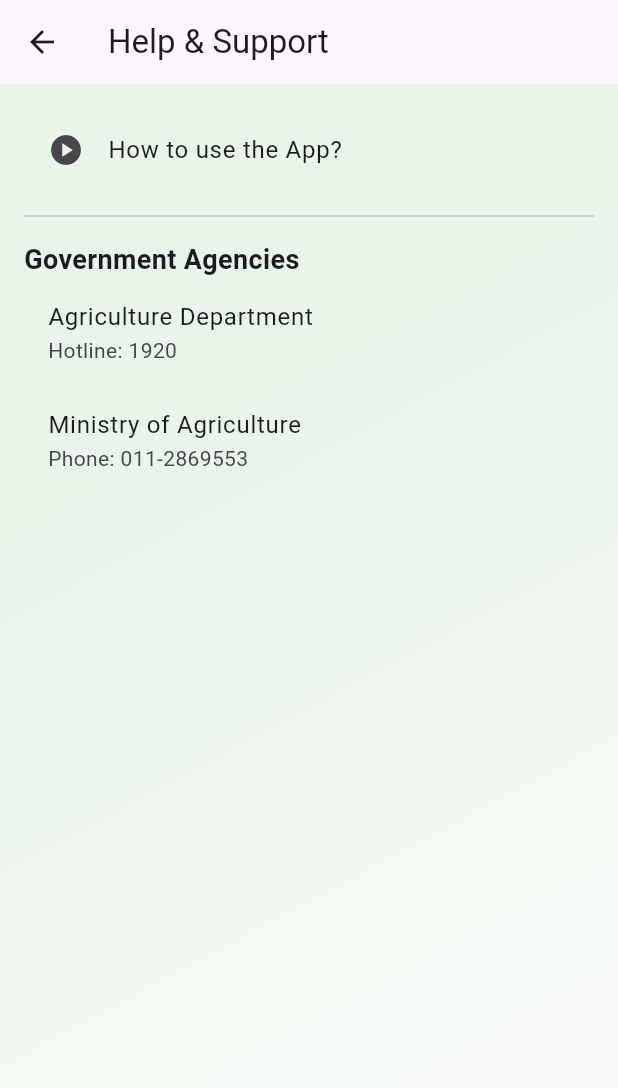
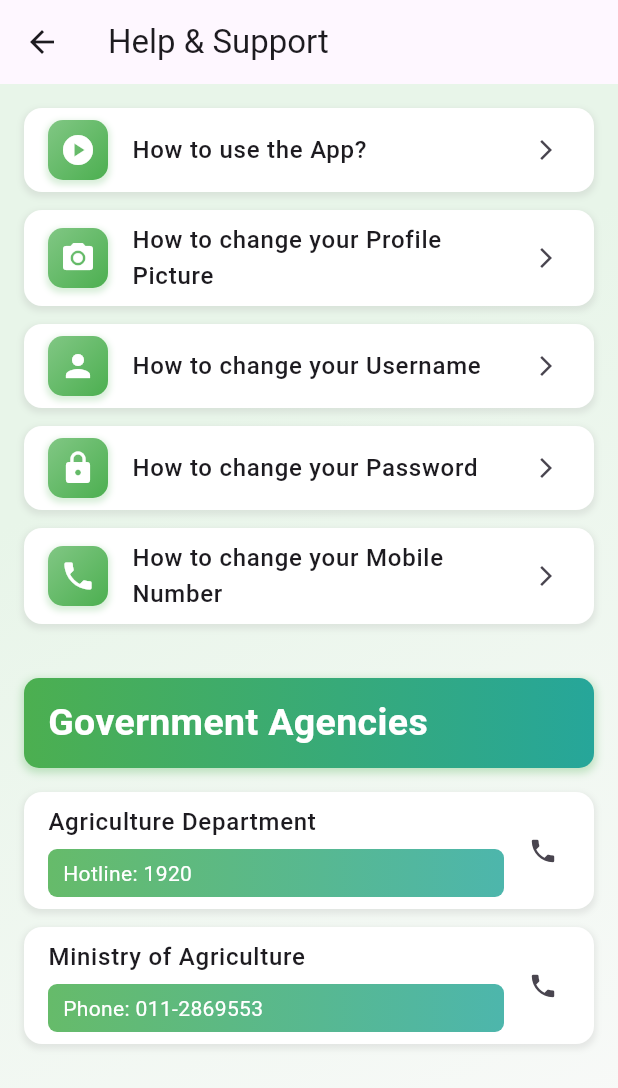
Before and after one commit to Ivan-6332/FreshtrackSL, a Flutter app: the HelpSupportScreen screen opened directly, on a phone screen of 412 x 824 dp. Shown: the top 1088 px of the screen. Run offline on Flutter 3.47's test engine with Material 3 defaults, Android fonts, the phone set to English and light mode, and no system bars; our stand-ins replace flutter_dotenv, flutter_secure_storage, shared_preferences, supabase_flutter; accounts and stored records are empty.

Commit message:
updated help and support tab

```diff
--- a/Frontend/lib/screens/settings/help_support.dart
+++ b/Frontend/lib/screens/settings/help_support.dart
@@ -13,48 +13,81 @@ class HelpSupportScreen extends StatelessWidget {
 
   @override
   Widget build(BuildContext context) {
-    // Added colors from ExploreTab
-    final Color _paleGreen = const Color(0xFFE8F5E9); // Background green
-    final Color _lightBg = const Color(0xFFFAFAFA); // Off-white background
+    // Colors
+    final Color paleGreen = const Color(0xFFE8F5E9); // Background green
+    final Color lightBg = const Color(0xFFFAFAFA); // Off-white background
 
     return Scaffold(
       appBar: AppBar(
         title: const Text('Help & Support'),
       ),
       body: Container(
-        // Added gradient background same as ExploreTab
         decoration: BoxDecoration(
           gradient: LinearGradient(
             begin: Alignment.topLeft,
             end: Alignment.bottomRight,
-            colors: [_paleGreen, _lightBg],
+            colors: [paleGreen, lightBg],
             stops: const [0.3, 1.0],
           ),
         ),
         child: ListView(
           padding: const EdgeInsets.all(16.0),
           children: [
-            ListTile(
-              leading: const Icon(Icons.play_circle),
-              title: const Text('How to use the App?'),
+            _buildHelpItem(
+              context,
+              icon: Icons.play_circle,
+              title: 'How to use the App?',
+              gradientColors: [Colors.green[300]!, Colors.green[500]!],
               onTap: () => _launchURL('https://youtube.com/your-tutorial-video'),
             ),
-            const Divider(height: 32),
-            const Text(
+            _buildHelpItem(
+              context,
+              icon: Icons.photo_camera,
+              title: 'How to change your Profile Picture',
+              gradientColors: [Colors.green[300]!, Colors.green[500]!],
+              onTap: () => _launchURL('https://youtube.com/profile-picture-guide'),
+            ),
+            _buildHelpItem(
+              context,
+              icon: Icons.person,
+              title: 'How to change your Username',
+              gradientColors: [Colors.green[300]!, Colors.green[500]!],
+              onTap: () => _launchURL('https://youtube.com/username-guide'),
+            ),
+            _buildHelpItem(
+              context,
+              icon: Icons.lock,
+              title: 'How to change your Password',
+              gradientColors: [Colors.green[300]!, Colors.green[500]!],
+              onTap: () => _launchURL('https://youtube.com/password-guide'),
+            ),
+            _buildHelpItem(
+              context,
+              icon: Icons.phone,
+              title: 'How to change your Mobile Number',
+              gradientColors: [Colors.green[300]!, Colors.green[500]!],
+              onTap: () => _launchURL('https://youtube.com/mobile-number-guide'),
+            ),
+
+            const SizedBox(height: 24),
+
+            _buildSectionHeader(
               'Government Agencies',
-              style: TextStyle(
-                fontSize: 18,
-                fontWeight: FontWeight.bold,
-              ),
-              //padding: EdgeInsets.symmetric(vertical: 8),
+              gradientColors: [Colors.green.shade500, Colors.teal.shade400],
             ),
-            const ListTile(
-              title: Text('Agriculture Department'),
-              subtitle: Text('Hotline: 1920'),
+
+            _buildAgencyItem(
+              context,
+              title: 'Agriculture Department',
+              subtitle: 'Hotline: 1920',
+              gradientColors: [Colors.green.shade400, Colors.teal.shade300],
             ),
-            const ListTile(
-              title: Text('Ministry of Agriculture'),
-              subtitle: Text('Phone: 011-2869553'),
+
+            _buildAgencyItem(
+              context,
+              title: 'Ministry of Agriculture',
+              subtitle: 'Phone: 011-2869553',
+              gradientColors: [Colors.green.shade400, Colors.teal.shade300],
             ),
             // Add more agency contacts as needed
           ],
@@ -62,4 +95,138 @@ class HelpSupportScreen extends StatelessWidget {
       ),
     );
   }
+
+  Widget _buildHelpItem(
+      BuildContext context, {
+        required IconData icon,
+        required String title,
+        required List<Color> gradientColors,
+        required VoidCallback onTap,
+      }) {
+    return Container(
+      margin: const EdgeInsets.only(bottom: 12),
+      decoration: BoxDecoration(
+        color: Colors.white,
+        borderRadius: BorderRadius.circular(12),
+        boxShadow: [
+          BoxShadow(
+            color: Colors.grey.withOpacity(0.2),
+            spreadRadius: 1,
+            blurRadius: 3,
+            offset: const Offset(0, 2),
+          ),
+        ],
+      ),
+      child: ListTile(
+        leading: Container(
+          padding: const EdgeInsets.all(8),
+          decoration: BoxDecoration(
+            gradient: LinearGradient(
+              begin: Alignment.topLeft,
+              end: Alignment.bottomRight,
+              colors: gradientColors,
+            ),
+            borderRadius: BorderRadius.circular(10),
+            boxShadow: [
+              BoxShadow(
+                color: gradientColors[0].withOpacity(0.3),
+                spreadRadius: 1,
+                blurRadius: 3,
+                offset: const Offset(0, 2),
+              ),
+            ],
+          ),
+          child: Icon(icon, color: Colors.white),
+        ),
+        title: Text(
+          title,
+          style: const TextStyle(fontWeight: FontWeight.w500),
+        ),
+        trailing: const Icon(Icons.arrow_forward_ios, size: 16),
+        onTap: onTap,
+      ),
+    );
+  }
+
+  Widget _buildSectionHeader(String title, {required List<Color> gradientColors}) {
+    return Container(
+      margin: const EdgeInsets.only(bottom: 16),
+      padding: const EdgeInsets.symmetric(vertical: 12, horizontal: 16),
+      decoration: BoxDecoration(
+        gradient: LinearGradient(
+          begin: Alignment.centerLeft,
+          end: Alignment.centerRight,
+          colors: gradientColors,
+        ),
+        borderRadius: BorderRadius.circular(10),
+        boxShadow: [
+          BoxShadow(
+            color: gradientColors[0].withOpacity(0.3),
+            spreadRadius: 1,
+            blurRadius: 4,
+            offset: const Offset(0, 2),
+          ),
+        ],
+      ),
+      child: Text(
+        title,
+        style: const TextStyle(
+          fontSize: 25,
+          fontWeight: FontWeight.bold,
+          color: Colors.white,
+        ),
+      ),
+    );
+  }
+
+  Widget _buildAgencyItem(
+      BuildContext context, {
+        required String title,
+        required String subtitle,
+        required List<Color> gradientColors,
+      }) {
+    return Container(
+      margin: const EdgeInsets.only(bottom: 12),
+      decoration: BoxDecoration(
+        color: Colors.white,
+        borderRadius: BorderRadius.circular(12),
+        boxShadow: [
+          BoxShadow(
+            color: Colors.grey.withOpacity(0.2),
+            spreadRadius: 1,
+            blurRadius: 3,
+            offset: const Offset(0, 2),
+          ),
+        ],
+      ),
+      child: ListTile(
+        title: Text(
+          title,
+          style: const TextStyle(fontWeight: FontWeight.w500),
+        ),
+        subtitle: Container(
+          margin: const EdgeInsets.only(top: 6),
+          padding: const EdgeInsets.symmetric(horizontal: 10, vertical: 6),
+          decoration: BoxDecoration(
+            gradient: LinearGradient(
+              begin: Alignment.centerLeft,
+              end: Alignment.centerRight,
+              colors: gradientColors,
+            ),
+            borderRadius: BorderRadius.circular(6),
+          ),
+          child: Text(
+            subtitle,
+            style: const TextStyle(color: Colors.white),
+          ),
+        ),
+        trailing: const Icon(Icons.phone, size: 20),
+        onTap: () {
+          // Handle phone call action
+          final phone = subtitle.split(': ')[1];
+          _launchURL('tel:$phone');
+        },
+      ),
+    );
+  }
 }
```
